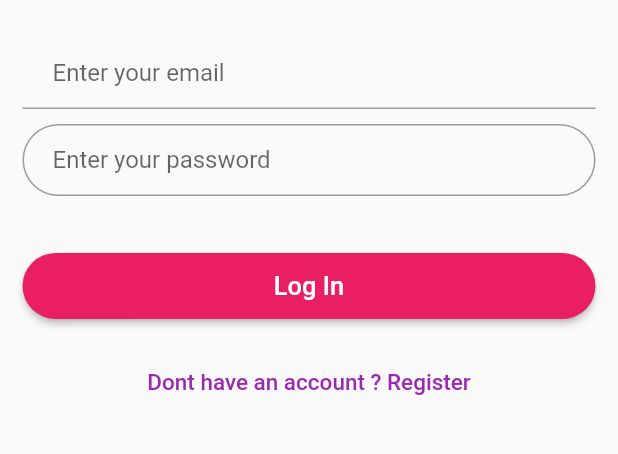
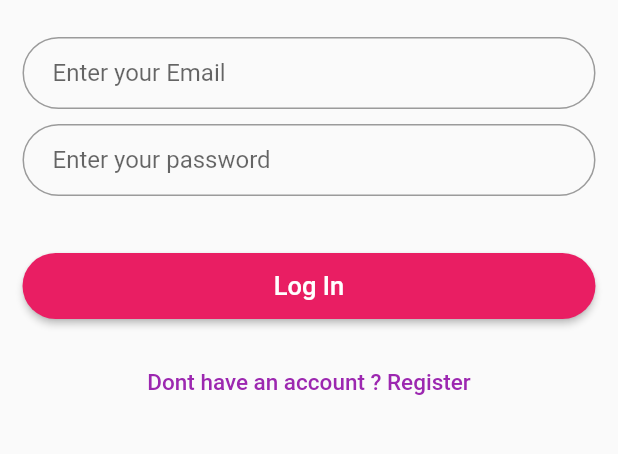
Before and after one commit to ahmedgamal298/HealthyFoodApp, a Flutter app: the screen it shows after launch, on a phone screen of 412 x 824 dp, the part 278-732 px from its top. Run offline on Flutter 3.47's test engine with Material 2 defaults, Android fonts, the phone set to English and light mode, and no system bars; our stand-ins replace firebase_auth, firebase_database, firebase_storage, image_picker; accounts and stored records are empty.

```diff
--- a/lib/LoginRegisterPage.dart
+++ b/lib/LoginRegisterPage.dart
@@ -104,9 +104,11 @@ class _LoginRegisterPageState extends State<LoginRegisterPage> {
         height: 25.0,
       ),
       TextFormField(
-        decoration: const InputDecoration(
-          hintText: 'Enter your email',
+        keyboardType: TextInputType.emailAddress,
+        decoration: InputDecoration(
+          hintText: 'Enter your Email',
           contentPadding: EdgeInsets.fromLTRB(20.0, 10.0, 20.0, 10.0),
+          border: OutlineInputBorder(borderRadius: BorderRadius.circular(32.0)),
         ),
         validator: (value) {
           return value.isEmpty ? 'Email is required ' : null;
```
Also changed, not shown: lib/PhotoUpload.dart (+55 -1 lines).
